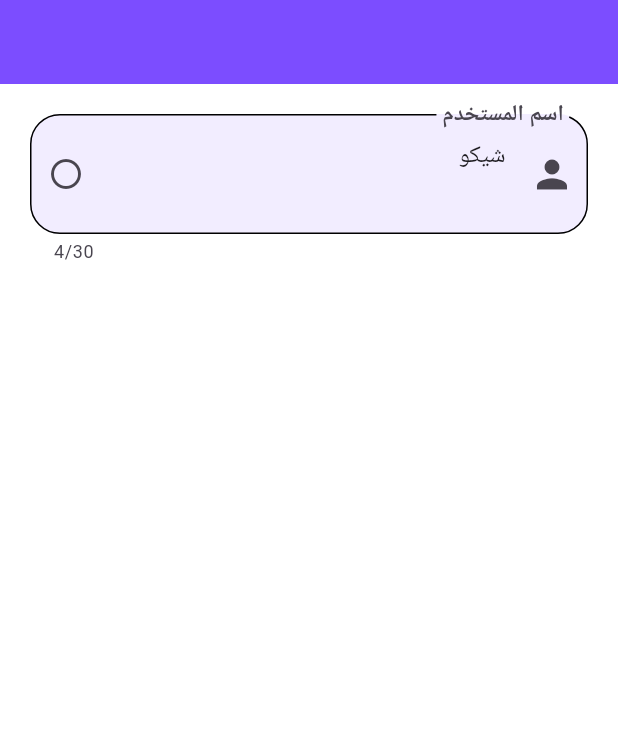
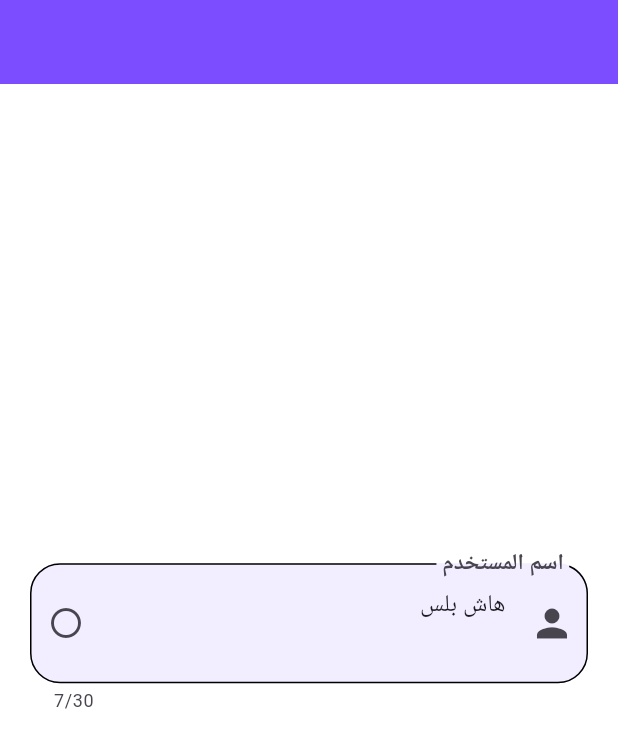
Before and after one commit to aboalhasan-albedairy/Hash-Plus-Course---Flutter-Basics, a Flutter app: the screen it shows after launch, on a phone screen of 412 x 824 dp. Shown: the top 748 px of the screen. Run offline on Flutter 3.47's test engine with Material 3 defaults, Android fonts, the phone set to English and light mode, and no system bars.

Commit message:
Lesson 34: TextFormField() Widget Part 4

```diff
--- a/lib/main.dart
+++ b/lib/main.dart
@@ -1,3 +1,5 @@
+import 'dart:developer';
+
 import 'package:flutter/material.dart';
 import 'package:project_1/pages/home_page.dart';
 import 'package:project_1/pages/profile_page.dart';
@@ -32,24 +34,41 @@ class MainPage extends StatefulWidget {
 }
 
 class _MainPageState extends State<MainPage> {
+  var name = "";
+
   @override
   Widget build(BuildContext context) {
     return Scaffold(
       backgroundColor: Colors.white,
       appBar: AppBar(backgroundColor: Colors.deepPurpleAccent),
 
-      body: Container(
+      body: Column(
+        mainAxisAlignment: MainAxisAlignment.center,
+        children: [
+          Container(
             margin: EdgeInsets.all(20),
             child: TextFormField(
+              onTap: () {
+                log("on Tap");
+              },
+              onChanged: (value) {
+                setState(() {
+                  name = value;
+                });
+              },
+
               minLines: 2,
               maxLines: 3,
               maxLength: 30,
               cursorColor: Colors.indigo,
-          initialValue: "شيكو",
+              initialValue: "هاش بلس",
               keyboardType: TextInputType.emailAddress,
               decoration: InputDecoration(
                 labelText: "اسم المستخدم",
-            labelStyle: TextStyle(fontSize: 20, fontWeight: FontWeight.bold),
+                labelStyle: TextStyle(
+                  fontSize: 20,
+                  fontWeight: FontWeight.bold,
+                ),
 
                 hintText: "أدخل اسم المستخدم",
                 hintStyle: TextStyle(color: Colors.grey),
@@ -86,6 +105,9 @@ class _MainPageState extends State<MainPage> {
               ),
             ),
           ),
+          Text("$name", style: TextStyle(fontSize: 20)),
+        ],
+      ),
     );
   }
 }
```
Lines whose indentation alone changed are shown as unchanged.
